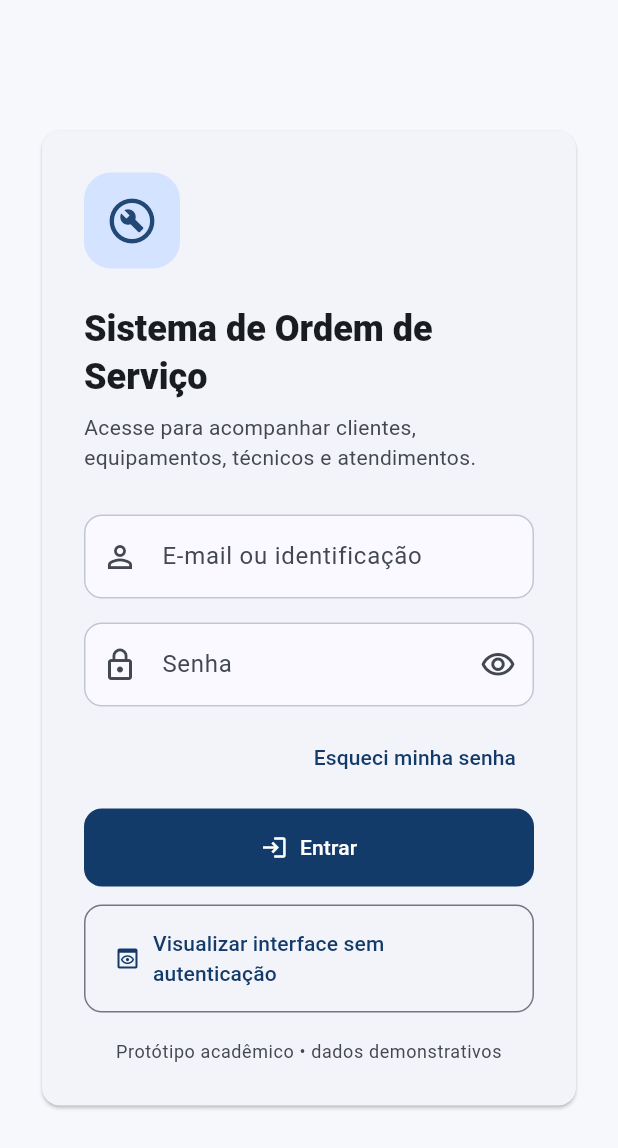
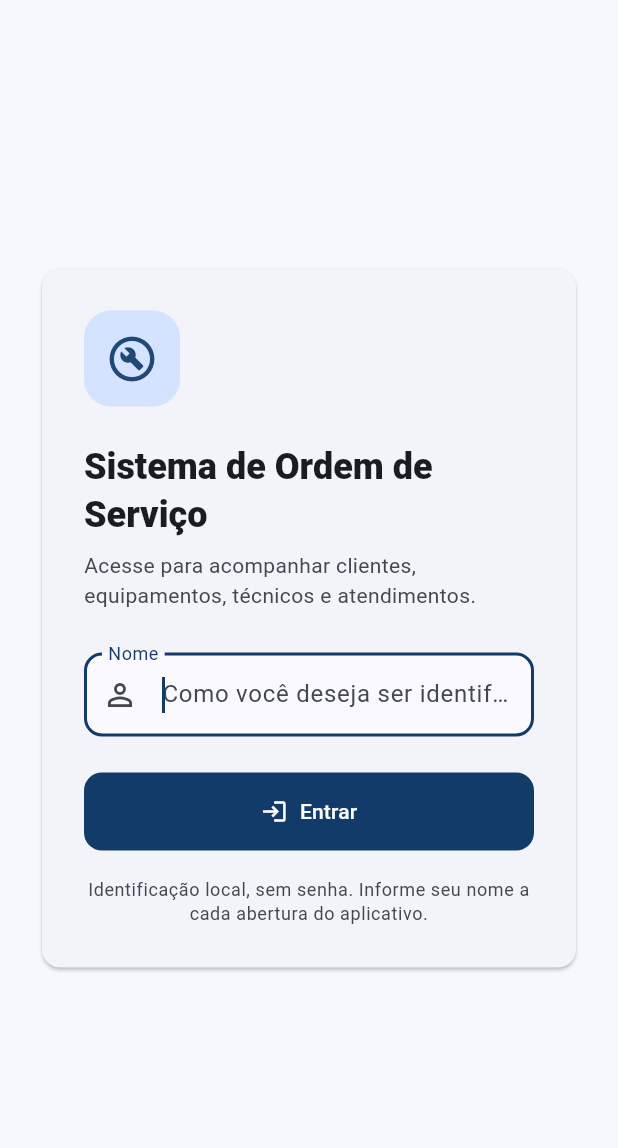
Before and after one commit to ThiagoBenicioRibas/os_manutencao_ui, a Flutter app: the screen it shows after launch, on a phone screen of 412 x 824 dp. Shown: the top 1148 px of the screen. Run offline on Flutter 3.47's test engine with Material 3 defaults, Android fonts, the phone set to English and light mode, and no system bars; our stand-ins replace file_picker, sqflite_common_ffi; accounts and stored records are empty.

Commit message:
Etapa 8: integra Dashboard aos dados reais e implementa identificacao local

```diff
--- /dev/null
+++ b/lib/controllers/identificacao_controller.dart
@@ -0,0 +1,31 @@
+import 'package:flutter/foundation.dart';
+
+class IdentificacaoController extends ChangeNotifier {
+  static const limiteNome = 80;
+
+  String? _nome;
+
+  String? get nome => _nome;
+  bool get identificado => _nome != null;
+
+  static String? validarNome(String? valor) {
+    final nome = valor?.trim() ?? '';
+    if (nome.isEmpty) return 'Informe seu nome para entrar.';
+    if (nome.length > limiteNome) {
+      return 'Use até 80 caracteres para o nome.';
+    }
+    return null;
+  }
+
+  void entrar(String nome) {
+    final erro = validarNome(nome);
+    if (erro != null) throw ArgumentError(erro);
+    _nome = nome.trim();
+    notifyListeners();
+  }
+
+  void sair() {
+    _nome = null;
+    notifyListeners();
+  }
+}
--- a/lib/main.dart
+++ b/lib/main.dart
@@ -1,6 +1,7 @@
-
 import 'package:flutter/material.dart';
 import 'package:provider/provider.dart';
+import 'package:os_manutencao_ui/controllers/identificacao_controller.dart';
+import 'package:os_manutencao_ui/screens/app_shell.dart';
 
 import 'package:os_manutencao_ui/controllers/cliente_controller.dart';
 import 'package:os_manutencao_ui/controllers/equipamento_controller.dart';
@@ -31,6 +32,9 @@ class OrdemServicoUiApp extends StatelessWidget {
   Widget build(BuildContext context) {
     return MultiProvider(
       providers: [
+        ChangeNotifierProvider<IdentificacaoController>(
+          create: (_) => IdentificacaoController(),
+        ),
         ChangeNotifierProvider<ClienteController>(
           create: (_) => ClienteController(),
         ),
@@ -54,7 +58,11 @@ class OrdemServicoUiApp extends StatelessWidget {
         debugShowCheckedModeBanner: false,
         title: 'OS Manutenção',
         theme: AppTheme.light,
-        home: const LoginScreen(),
+        home: Consumer<IdentificacaoController>(
+          builder: (context, identificacao, child) => identificacao.identificado
+              ? const AppShell()
+              : const LoginScreen(),
+        ),
       ),
     );
   }
--- a/lib/screens/app_shell.dart
+++ b/lib/screens/app_shell.dart
@@ -1,14 +1,12 @@
 import 'package:flutter/material.dart';
+import 'package:provider/provider.dart';
+import 'package:os_manutencao_ui/controllers/identificacao_controller.dart';
 import 'package:os_manutencao_ui/screens/clients/clients_page.dart';
 import 'package:os_manutencao_ui/screens/dashboard/dashboard_page.dart';
 import 'package:os_manutencao_ui/screens/equipment/equipment_page.dart';
 import 'package:os_manutencao_ui/screens/orders/orders_page.dart';
 import 'package:os_manutencao_ui/screens/technicians/technicians_page.dart';
 
-/// Estrutura principal de navegação da interface.
-///
-/// UI APENAS: o estado `_selectedIndex` controla somente qual tela visual está
-/// aparente. Não representa perfil, permissão, banco de dados ou regra de negócio.
 class AppShell extends StatefulWidget {
   const AppShell({super.key});
 
@@ -29,10 +27,12 @@ class _AppShellState extends State<AppShell> {
 
   static const _destinations = <_Destination>[
     _Destination('Dashboard', Icons.dashboard_outlined, Icons.dashboard),
-    _Destination('Ordens de serviço', Icons.assignment_outlined, Icons.assignment),
+    _Destination(
+        'Ordens de serviço', Icons.assignment_outlined, Icons.assignment),
     _Destination('Clientes', Icons.people_outline, Icons.people),
     _Destination('Técnicos', Icons.engineering_outlined, Icons.engineering),
-    _Destination('Equipamentos', Icons.precision_manufacturing_outlined, Icons.precision_manufacturing),
+    _Destination('Equipamentos', Icons.precision_manufacturing_outlined,
+        Icons.precision_manufacturing),
   ];
 
   @override
@@ -44,7 +44,18 @@ class _AppShellState extends State<AppShell> {
 
         return Scaffold(
           appBar: AppBar(
-            title: const Text('OS Manutenção'),
+            title: Column(
+              crossAxisAlignment: CrossAxisAlignment.start,
+              children: [
+                const Text('OS Manutenção'),
+                Text(
+                  'Identificação: ${context.watch<IdentificacaoController>().nome}',
+                  style: Theme.of(context).textTheme.bodySmall,
+                  maxLines: 1,
+                  overflow: TextOverflow.ellipsis,
+                ),
+              ],
+            ),
             actions: [
               IconButton(
                 tooltip: 'Ajuda sobre a interface',
@@ -52,11 +63,9 @@ class _AppShellState extends State<AppShell> {
                 icon: const Icon(Icons.help_outline),
               ),
               IconButton(
-                tooltip: 'Sair do protótipo',
+                tooltip: 'Sair',
                 onPressed: () {
-                  // TODO(FUNCIONALIDADE): quando houver autenticação real,
-                  // encerrar a sessão antes de retornar para a tela de acesso.
-                  Navigator.of(context).pop();
+                  context.read<IdentificacaoController>().sair();
                 },
                 icon: const Icon(Icons.logout),
               ),
@@ -70,9 +79,10 @@ class _AppShellState extends State<AppShell> {
                 NavigationRail(
                   extended: extendedRail,
                   selectedIndex: _selectedIndex,
-                  labelType: extendedRail ? NavigationRailLabelType.none : NavigationRailLabelType.all,
+                  labelType: extendedRail
+                      ? NavigationRailLabelType.none
+                      : NavigationRailLabelType.all,
                   onDestinationSelected: (index) {
-                    // UI APENAS: muda somente a página visual selecionada.
                     setState(() => _selectedIndex = index);
                   },
                   leading: Padding(
@@ -109,7 +119,6 @@ class _AppShellState extends State<AppShell> {
     return NavigationDrawer(
       selectedIndex: _selectedIndex,
       onDestinationSelected: (index) {
-        // UI APENAS: seleção visual do destino no modo compacto.
         setState(() => _selectedIndex = index);
         Navigator.of(context).pop();
       },
@@ -136,9 +145,12 @@ class _AppShellState extends State<AppShell> {
     showDialog<void>(
       context: context,
       builder: (context) => AlertDialog(
-        title: const Text('Sobre este protótipo'),
+        title: const Text('Sobre o aplicativo'),
         content: const Text(
-          'Esta versão contém somente a interface gráfica. Cadastros, filtros, persistência, cálculos, imagens e regras de negócio ainda precisam ser implementados.',
+          'Gerencie clientes, técnicos, equipamentos e ordens de serviço com dados salvos neste computador. '
+          'O Dashboard resume os atendimentos registrados. '
+          'A identificação local usa o nome informado durante esta sessão. '
+          'Use Sair para encerrar a sessão e informar outro nome.',
         ),
         actions: [
           TextButton(
--- a/lib/screens/auth/login_screen.dart
+++ b/lib/screens/auth/login_screen.dart
@@ -1,9 +1,7 @@
 import 'package:flutter/material.dart';
-import 'package:os_manutencao_ui/screens/app_shell.dart';
+import 'package:provider/provider.dart';
+import 'package:os_manutencao_ui/controllers/identificacao_controller.dart';
 
-/// Tela inicial de acesso/identificação.
-///
-/// UI APENAS: os campos existem visualmente, mas não autenticam ninguém.
 class LoginScreen extends StatefulWidget {
   const LoginScreen({super.key});
 
@@ -12,7 +10,24 @@ class LoginScreen extends StatefulWidget {
 }
 
 class _LoginScreenState extends State<LoginScreen> {
-  bool _obscurePassword = true;
+  final _formKey = GlobalKey<FormState>();
+  final _nomeController = TextEditingController();
+  final _nomeFocus = FocusNode();
+
+  @override
+  void dispose() {
+    _nomeController.dispose();
+    _nomeFocus.dispose();
+    super.dispose();
+  }
+
+  void _entrar() {
+    if (!_formKey.currentState!.validate()) {
+      _nomeFocus.requestFocus();
+      return;
+    }
+    context.read<IdentificacaoController>().entrar(_nomeController.text);
+  }
 
   @override
   Widget build(BuildContext context) {
@@ -26,6 +41,8 @@ class _LoginScreenState extends State<LoginScreen> {
               child: Card(
                 child: Padding(
                   padding: const EdgeInsets.all(28),
+                  child: Form(
+                    key: _formKey,
                     child: Column(
                       crossAxisAlignment: CrossAxisAlignment.stretch,
                       children: [
@@ -35,13 +52,17 @@ class _LoginScreenState extends State<LoginScreen> {
                             width: 64,
                             height: 64,
                             decoration: BoxDecoration(
-                            color: Theme.of(context).colorScheme.primaryContainer,
+                              color: Theme.of(context)
+                                  .colorScheme
+                                  .primaryContainer,
                               borderRadius: BorderRadius.circular(18),
                             ),
                             child: Icon(
                               Icons.build_circle_outlined,
                               size: 36,
-                            color: Theme.of(context).colorScheme.onPrimaryContainer,
+                              color: Theme.of(context)
+                                  .colorScheme
+                                  .onPrimaryContainer,
                             ),
                           ),
                         ),
@@ -50,7 +71,10 @@ class _LoginScreenState extends State<LoginScreen> {
                           header: true,
                           child: Text(
                             'Sistema de Ordem de Serviço',
-                          style: Theme.of(context).textTheme.headlineSmall?.copyWith(
+                            style: Theme.of(context)
+                                .textTheme
+                                .headlineSmall
+                                ?.copyWith(
                                   fontWeight: FontWeight.w800,
                                 ),
                           ),
@@ -59,77 +83,42 @@ class _LoginScreenState extends State<LoginScreen> {
                         Text(
                           'Acesse para acompanhar clientes, equipamentos, técnicos e atendimentos.',
                           style: TextStyle(
-                          color: Theme.of(context).colorScheme.onSurfaceVariant,
+                            color:
+                                Theme.of(context).colorScheme.onSurfaceVariant,
                           ),
                         ),
                         const SizedBox(height: 28),
-                      const TextField(
-                        keyboardType: TextInputType.emailAddress,
-                        decoration: InputDecoration(
-                          labelText: 'E-mail ou identificação',
-                          hintText: 'nome@empresa.com',
+                        TextFormField(
+                          controller: _nomeController,
+                          focusNode: _nomeFocus,
+                          autofocus: true,
+                          keyboardType: TextInputType.name,
+                          textCapitalization: TextCapitalization.words,
+                          textInputAction: TextInputAction.done,
+                          autovalidateMode: AutovalidateMode.onUserInteraction,
+                          validator: IdentificacaoController.validarNome,
+                          onFieldSubmitted: (_) => _entrar(),
+                          decoration: const InputDecoration(
+                            labelText: 'Nome',
+                            hintText: 'Como você deseja ser identificado',
                             prefixIcon: Icon(Icons.person_outline),
                           ),
                         ),
-                      const SizedBox(height: 16),
-                      TextField(
-                        obscureText: _obscurePassword,
-                        decoration: InputDecoration(
-                          labelText: 'Senha',
-                          prefixIcon: const Icon(Icons.lock_outline),
-                          suffixIcon: IconButton(
-                            tooltip: _obscurePassword ? 'Mostrar senha' : 'Ocultar senha',
-                            onPressed: () {
-                              // UI APENAS: altera somente a visibilidade local do campo.
-                              setState(() => _obscurePassword = !_obscurePassword);
-                            },
-                            icon: Icon(
-                              _obscurePassword
-                                  ? Icons.visibility_outlined
-                                  : Icons.visibility_off_outlined,
-                            ),
-                          ),
-                        ),
-                      ),
-                      const SizedBox(height: 10),
-                      Align(
-                        alignment: Alignment.centerRight,
-                        child: TextButton(
-                          onPressed: () {
-                            // TODO(FUNCIONALIDADE): implementar recuperação de acesso,
-                            // caso esse recurso faça parte da solução escolhida.
-                          },
-                          child: const Text('Esqueci minha senha'),
-                        ),
-                      ),
-                      const SizedBox(height: 10),
+                        const SizedBox(height: 24),
                         FilledButton.icon(
-                        onPressed: () {
-                          // TODO(FUNCIONALIDADE): validar os campos e autenticar o
-                          // usuário. Este botão propositalmente não faz login.
-                        },
+                          onPressed: _entrar,
                           icon: const Icon(Icons.login),
                           label: const Text('Entrar'),
                         ),
-                      const SizedBox(height: 12),
-                      OutlinedButton.icon(
-                        onPressed: () {
-                          // UI APENAS: esta navegação existe para que o professor e
-                          // o aluno possam visualizar o restante do protótipo sem
-                          // depender de autenticação implementada.
-                          Navigator.of(context).push(
-                            MaterialPageRoute(builder: (_) => const AppShell()),
-                          );
-                        },
-                        icon: const Icon(Icons.preview_outlined),
-                        label: const Text('Visualizar interface sem autenticação'),
-                      ),
                         const SizedBox(height: 18),
                         Text(
-                        'Protótipo acadêmico • dados demonstrativos',
+                          'Identificação local, sem senha. Informe seu nome a cada abertura do aplicativo.',
                           textAlign: TextAlign.center,
-                        style: Theme.of(context).textTheme.bodySmall?.copyWith(
-                              color: Theme.of(context).colorScheme.onSurfaceVariant,
+                          style:
+                              Theme.of(context).textTheme.bodySmall?.copyWith(
+                                    color: Theme.of(context)
+                                        .colorScheme
+                                        .onSurfaceVariant,
                                   ),
                         ),
                       ],
@@ -140,6 +129,7 @@ class _LoginScreenState extends State<LoginScreen> {
             ),
           ),
         ),
+      ),
     );
   }
 }
```
Also changed, not shown: lib/screens/dashboard/dashboard_page.dart (+95 -73 lines), lib/services/dashboard_service.dart (added, +85 -0 lines), 4 other files. Lines whose indentation alone changed are shown as unchanged.
